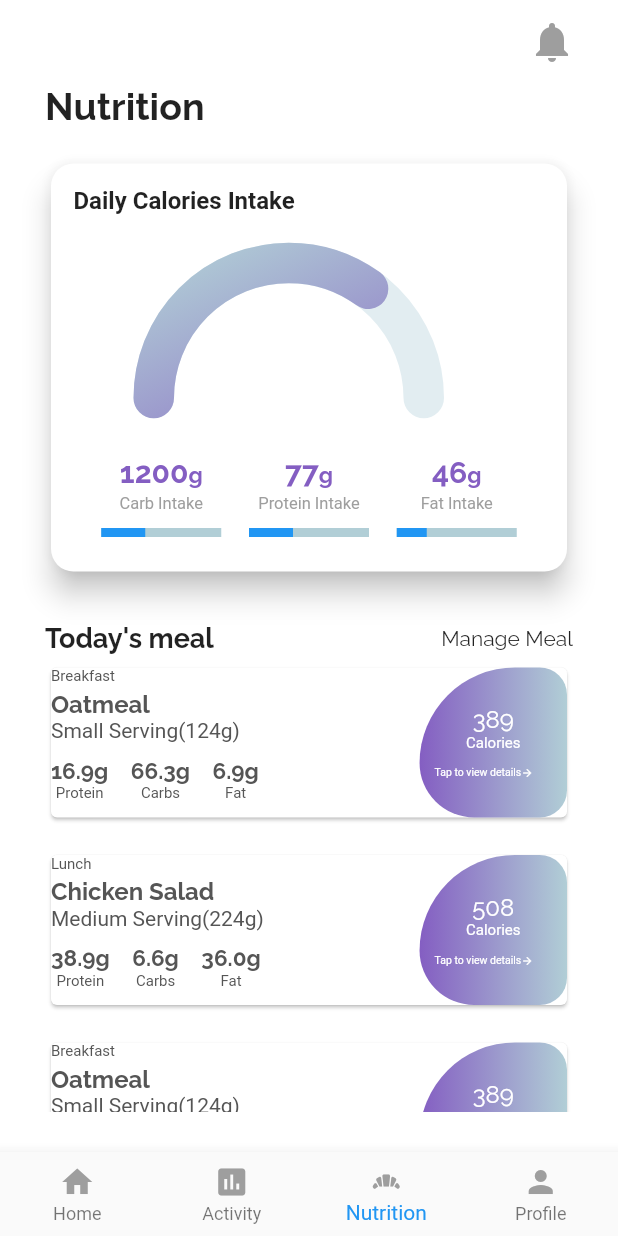
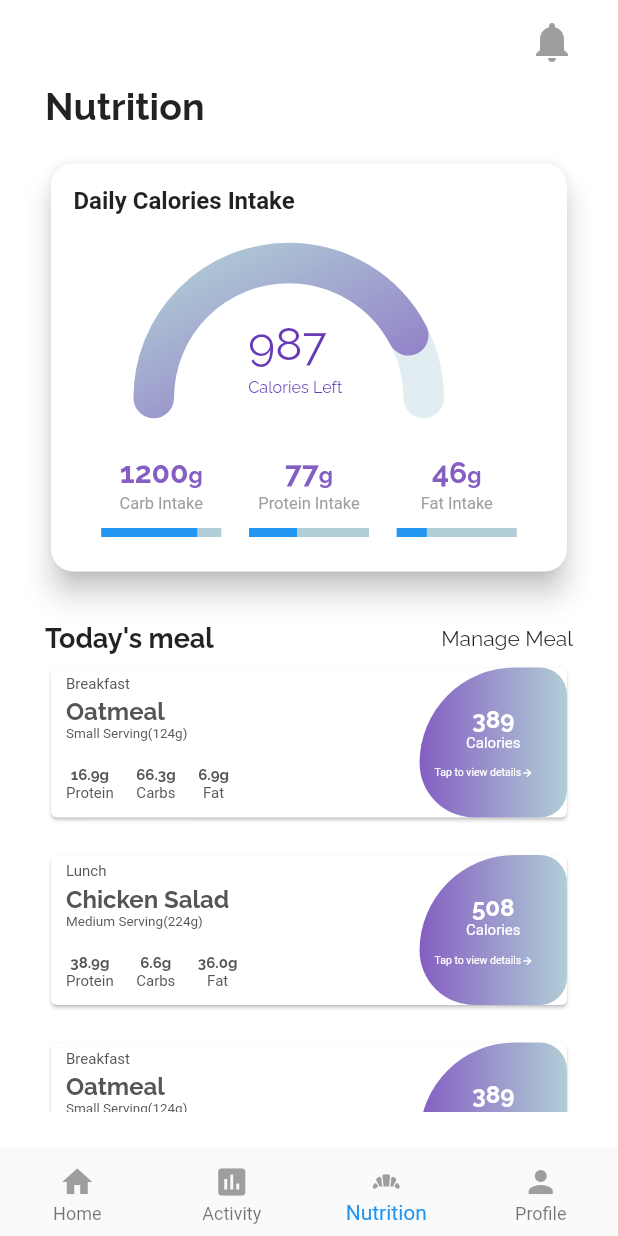
Before and after one commit to Xsidelight/fitness_app_flutter, a Flutter app: the MainScreen screen opened by its route, item 3 of the bottom bar chosen, on a phone screen of 412 x 824 dp. Run offline on Flutter 3.47's test engine with Material 2 defaults, Android fonts, the phone set to English and light mode, and no system bars; our stand-ins replace google_fonts.

Commit message:
adjusted nutrition chart center number and text, also added paddings to card items

```diff
--- a/lib/screens/bottom_nav_pages/nutrition_page.dart
+++ b/lib/screens/bottom_nav_pages/nutrition_page.dart
@@ -1,16 +1,37 @@
 import 'package:fitness_app_x/data/meals_list.dart';
 import 'package:fitness_app_x/data/models/meal.dart';
-import 'package:fitness_app_x/widgets/home_page_widgets/meals_card_item.dart';
+import 'package:fitness_app_x/widgets/nutrition_page_widgets/meals_card_item.dart';
 import 'package:fitness_app_x/widgets/nutrition_page_widgets/calories_painter.dart';
 import 'package:flutter/material.dart';
 import 'package:google_fonts/google_fonts.dart';
 
-class NutritionPage extends StatelessWidget {
+class NutritionPage extends StatefulWidget {
+  @override
+  _NutritionPageState createState() => _NutritionPageState();
+}
+
+class _NutritionPageState extends State<NutritionPage>
+    with TickerProviderStateMixin {
+  late AnimationController controller;
+  late Animation<double> animation;
+  Tween<double> _tween = Tween(begin: 0, end: 0.4232);
+
+  @override
+  void initState() {
+    controller =
+        AnimationController(vsync: this, duration: Duration(seconds: 1));
+    animation = _tween.animate(controller)
+      ..addListener(() {
+        setState(() {});
+      });
+    controller.forward();
+    super.initState();
+  }
+
   @override
   Widget build(BuildContext context) {
     final size = MediaQuery.of(context).size;
     final List<Meal> mealsList = dummyMealsList;
-
     return SingleChildScrollView(
       child: Center(
         child: Padding(
@@ -63,7 +84,7 @@ class NutritionPage extends StatelessWidget {
                                 painter: CaloriesPainter(
                                   colorStart: Theme.of(context).primaryColor,
                                   colorEnd: Theme.of(context).primaryColorLight,
-                                  progress: 0.35,
+                                  progress: animation.value,
                                   strokeWidth: 30,
                                 ),
                               ),
@@ -170,7 +191,7 @@ class _CaloriesRowItemState extends State<CaloriesRowItem>
   @override
   void initState() {
     controller =
-        AnimationController(vsync: this, duration: const Duration(seconds: 3))
+        AnimationController(vsync: this, duration: const Duration(seconds: 1))
           ..addListener(() {
             setState(() {});
           });
--- a/lib/widgets/home_page_widgets/meals_card_item.dart
+++ /dev/null
@@ -1,170 +0,0 @@
-import 'package:flutter/material.dart';
-import 'package:google_fonts/google_fonts.dart';
-
-class MealsCardItem extends StatelessWidget {
-  final String? mealName;
-  final String? mealCategory;
-  final String? mealServing;
-  final double? protein;
-  final double? carb;
-  final double? fat;
-  final int? calories;
-
-  MealsCardItem(
-      {this.mealName,
-      this.mealCategory,
-      this.mealServing,
-      this.protein,
-      this.carb,
-      this.fat,
-      this.calories});
-
-  @override
-  Widget build(BuildContext context) {
-    return Card(
-      child: Container(
-        height: 100,
-        width: 300,
-        child: Row(
-          mainAxisAlignment: MainAxisAlignment.spaceBetween,
-          children: [
-            Flexible(
-              flex: 5,
-              child: Column(
-                crossAxisAlignment: CrossAxisAlignment.start,
-                children: [
-                  Text(
-                    mealCategory!,
-                    style: TextStyle(color: Color(0xff555555), fontSize: 10),
-                  ),
-                  SizedBox(
-                    height: 3,
-                  ),
-                  Text(
-                    mealName!,
-                    style: GoogleFonts.raleway(
-                      fontSize: 16,
-                      fontWeight: FontWeight.bold,
-                      color: Color(0xff555555),
-                    ),
-                  ),
-                  Text(
-                    mealServing!,
-                    style: TextStyle(color: Color(0xff555555)),
-                  ),
-                  SizedBox(
-                    height: 10,
-                  ),
-                  Row(
-                    children: [
-                      Column(
-                        children: [
-                          Text(
-                            '${protein}g',
-                            style: GoogleFonts.raleway(
-                                fontSize: 15, fontWeight: FontWeight.bold, color: Color(0xff555555)),
-                          ),
-                          Text(
-                            'Protein',
-                            style: TextStyle(color: Color(0xff555555), fontSize: 10,),
-                          ),
-                        ],
-                      ),
-                      SizedBox(
-                        width: 15,
-                      ),
-                      Column(
-                        children: [
-                          Text(
-                            '${carb}g',
-                            style: GoogleFonts.raleway(
-                                fontSize: 15, fontWeight: FontWeight.bold, color: Color(0xff555555)),
-                          ),
-                          Text(
-                            'Carbs',
-                            style: TextStyle(color: Color(0xff555555), fontSize: 10),
-                          ),
-                        ],
-                      ),
-                      SizedBox(
-                        width: 15,
-                      ),
-                      Column(
-                        children: [
-                          Text(
-                            '${fat}g',
-                            style: GoogleFonts.raleway(
-                                fontSize: 15, fontWeight: FontWeight.bold, color: Color(0xff555555)),
-                          ),
-                          Text(
-                            'Fat',
-                            style: TextStyle(color: Color(0xff555555), fontSize: 10),
-                          ),
-                        ],
-                      ),
-                    ],
-                  )
-                ],
-              ),
-            ),
-            Flexible(
-              flex: 2,
-              child: Container(
-                height: double.infinity,
-                width: 110,
-                decoration: BoxDecoration(
-                    borderRadius: BorderRadius.only(
-                        topLeft: Radius.circular(70),
-                        bottomLeft: Radius.circular(40),
-                        topRight: Radius.circular(20),
-                        bottomRight: Radius.circular(20)),
-                    gradient: LinearGradient(
-                        begin: Alignment.centerLeft,
-                        end: Alignment.centerRight,
-                        colors: [
-                          Theme.of(context).primaryColor,
-                          Theme.of(context).primaryColorLight
-                        ])),
-                child: GestureDetector(
-                  onTap: () {},
-                  child: Column(
-                    mainAxisAlignment: MainAxisAlignment.center,
-                    crossAxisAlignment: CrossAxisAlignment.center,
-                    children: [
-                      Text(
-                        calories.toString(),
-                        style: GoogleFonts.raleway(
-                            fontSize: 16, color: Colors.white),
-                      ),
-                      Text(
-                        'Calories',
-                        style: TextStyle(fontSize: 10, color: Colors.white),
-                      ),
-                      SizedBox(
-                        height: 10,
-                      ),
-                      Padding(
-                        padding: EdgeInsets.only(left: 10),
-                        child: Row(
-                          children: [
-                            Text(
-                              'Tap to view details',
-                              style:
-                                  TextStyle(fontSize: 7, color: Colors.white),
-                            ),
-                            Icon(Icons.arrow_forward,
-                                size: 8, color: Colors.white),
-                          ],
-                        ),
-                      ),
-                    ],
-                  ),
-                ),
-              ),
-            )
-          ],
-        ),
-      ),
-    );
-  }
-}
--- a/lib/widgets/nutrition_page_widgets/calories_painter.dart
+++ b/lib/widgets/nutrition_page_widgets/calories_painter.dart
@@ -1,4 +1,5 @@
 import 'package:flutter/material.dart';
+import 'package:google_fonts/google_fonts.dart';
 import 'package:vector_math/vector_math.dart' as vm;
 
 class CaloriesPainter extends CustomPainter {
@@ -15,11 +16,8 @@ class CaloriesPainter extends CustomPainter {
 
   @override
   void paint(Canvas canvas, Size size) {
-
-    final rect =
-        Rect.fromLTWH(30, 5, 200, 200);
-    final rectBackground =
-    Rect.fromLTWH(30, 5, 200, 200);
+    final rect = Rect.fromLTWH(30, 5, 200, 200);
+    final rectBackground = Rect.fromLTWH(30, 5, 200, 200);
 
     Paint paintBackground = Paint()
       ..color = Color(0xFFE2EDF1)
@@ -31,7 +29,8 @@ class CaloriesPainter extends CustomPainter {
       ..shader = LinearGradient(
         begin: Alignment.bottomCenter,
         end: Alignment.topLeft,
-          colors: [colorStart, colorEnd]).createShader(rect)
+        colors: [colorStart, colorEnd],
+      ).createShader(rect)
       ..style = PaintingStyle.stroke
       ..strokeWidth = strokeWidth
       ..strokeCap = StrokeCap.round;
@@ -41,19 +40,50 @@ class CaloriesPainter extends CustomPainter {
       vm.radians(180),
       vm.radians(180),
       false,
-        paintBackground);
+      paintBackground,
+    );
 
     canvas.drawArc(
       rect,
       vm.radians(180),
       vm.radians(360 * progress),
       false,
-        paint);
+      paint,
+    );
+
+    // Calories Number and Text
+    final textSpanCalories = TextSpan(
+        text: "Calories Left",
+        style: GoogleFonts.raleway(color: Colors.deepPurple, fontSize: 12));
+
+    final textSpanCaloriesNum = TextSpan(
+        text: "987",
+        style: GoogleFonts.raleway(color: Colors.deepPurple, fontSize: 34));
+
+    final textPainterCalories = TextPainter(
+        textAlign: TextAlign.center,
+        text: textSpanCalories,
+        textDirection: TextDirection.ltr);
+
+    final textPainterCaloriesNum = TextPainter(
+        textAlign: TextAlign.center,
+        text: textSpanCaloriesNum,
+        textDirection: TextDirection.ltr);
+
+    textPainterCalories.layout(minWidth: 0, maxWidth: size.width);
+    textPainterCaloriesNum.layout(minWidth: 0, maxWidth: size.width);
+
+    final offsetTxtCalories = Offset(100, 90);
+    final offsetTxtCaloriesNum = Offset(100, 45);
+
+    textPainterCalories.paint(canvas, offsetTxtCalories);
+    textPainterCaloriesNum.paint(canvas, offsetTxtCaloriesNum);
   }
 
   @override
   bool shouldRepaint(CaloriesPainter oldDelegate) {
-    if (oldDelegate.progress  != progress || oldDelegate.strokeWidth != strokeWidth) {
+    if (oldDelegate.progress != progress ||
+        oldDelegate.strokeWidth != strokeWidth) {
       return true;
     }
     return false;
--- /dev/null
+++ b/lib/widgets/nutrition_page_widgets/meals_card_item.dart
@@ -0,0 +1,173 @@
+import 'package:flutter/material.dart';
+import 'package:google_fonts/google_fonts.dart';
+
+class MealsCardItem extends StatelessWidget {
+  final String? mealName;
+  final String? mealCategory;
+  final String? mealServing;
+  final double? protein;
+  final double? carb;
+  final double? fat;
+  final int? calories;
+
+  MealsCardItem(
+      {this.mealName,
+      this.mealCategory,
+      this.mealServing,
+      this.protein,
+      this.carb,
+      this.fat,
+      this.calories});
+
+  @override
+  Widget build(BuildContext context) {
+    return Card(
+      child: Container(
+        height: 100,
+        width: 300,
+        child: Row(
+          mainAxisAlignment: MainAxisAlignment.spaceBetween,
+          children: [
+            Flexible(
+              flex: 5,
+              child: Padding(
+                padding: const EdgeInsets.only(top: 5, left: 10),
+                child: Column(
+                  crossAxisAlignment: CrossAxisAlignment.start,
+                  children: [
+                    Text(
+                      mealCategory!,
+                      style: TextStyle(color: Color(0xff555555), fontSize: 10),
+                    ),
+                    SizedBox(
+                      height: 3,
+                    ),
+                    Text(
+                      mealName!,
+                      style: GoogleFonts.raleway(
+                        fontSize: 16,
+                        fontWeight: FontWeight.bold,
+                        color: Color(0xff555555),
+                      ),
+                    ),
+                    Text(
+                      mealServing!,
+                      style: TextStyle(color: Color(0xff555555), fontSize: 9),
+                    ),
+                    SizedBox(
+                      height: 16,
+                    ),
+                    Row(
+                      children: [
+                        Column(
+                          children: [
+                            Text(
+                              '${protein}g',
+                              style: GoogleFonts.raleway(
+                                  fontSize: 10, fontWeight: FontWeight.bold, color: Color(0xff555555)),
+                            ),
+                            Text(
+                              'Protein',
+                              style: TextStyle(color: Color(0xff555555), fontSize: 10,),
+                            ),
+                          ],
+                        ),
+                        SizedBox(
+                          width: 15,
+                        ),
+                        Column(
+                          children: [
+                            Text(
+                              '${carb}g',
+                              style: GoogleFonts.raleway(
+                                  fontSize: 10, fontWeight: FontWeight.bold, color: Color(0xff555555)),
+                            ),
+                            Text(
+                              'Carbs',
+                              style: TextStyle(color: Color(0xff555555), fontSize: 10),
+                            ),
+                          ],
+                        ),
+                        SizedBox(
+                          width: 15,
+                        ),
+                        Column(
+                          children: [
+                            Text(
+                              '${fat}g',
+                              style: GoogleFonts.raleway(
+                                  fontSize: 10, fontWeight: FontWeight.bold, color: Color(0xff555555)),
+                            ),
+                            Text(
+                              'Fat',
+                              style: TextStyle(color: Color(0xff555555), fontSize: 10),
+                            ),
+                          ],
+                        ),
+                      ],
+                    )
+                  ],
+                ),
+              ),
+            ),
+            Flexible(
+              flex: 2,
+              child: Container(
+                height: double.infinity,
+                width: 110,
+                decoration: BoxDecoration(
+                    borderRadius: BorderRadius.only(
+                        topLeft: Radius.circular(70),
+                        bottomLeft: Radius.circular(40),
+                        topRight: Radius.circular(20),
+                        bottomRight: Radius.circular(20)),
+                    gradient: LinearGradient(
+                        begin: Alignment.centerLeft,
+                        end: Alignment.centerRight,
+                        colors: [
+                          Theme.of(context).primaryColor,
+                          Theme.of(context).primaryColorLight
+                        ])),
+                child: GestureDetector(
+                  onTap: () {},
+                  child: Column(
+                    mainAxisAlignment: MainAxisAlignment.center,
+                    crossAxisAlignment: CrossAxisAlignment.center,
+                    children: [
+                      Text(
+                        calories.toString(),
+                        style: GoogleFonts.raleway(
+                            fontSize: 16, color: Colors.white, fontWeight: FontWeight.bold),
+                      ),
+                      Text(
+                        'Calories',
+                        style: TextStyle(fontSize: 10, color: Colors.white),
+                      ),
+                      SizedBox(
+                        height: 10,
+                      ),
+                      Padding(
+                        padding: EdgeInsets.only(left: 10),
+                        child: Row(
+                          children: [
+                            Text(
+                              'Tap to view details',
+                              style:
+                                  TextStyle(fontSize: 7, color: Colors.white),
+                            ),
+                            Icon(Icons.arrow_forward,
+                                size: 8, color: Colors.white),
+                          ],
+                        ),
+                      ),
+                    ],
+                  ),
+                ),
+              ),
+            )
+          ],
+        ),
+      ),
+    );
+  }
+}
```
Lines whose indentation alone changed are shown as unchanged.
